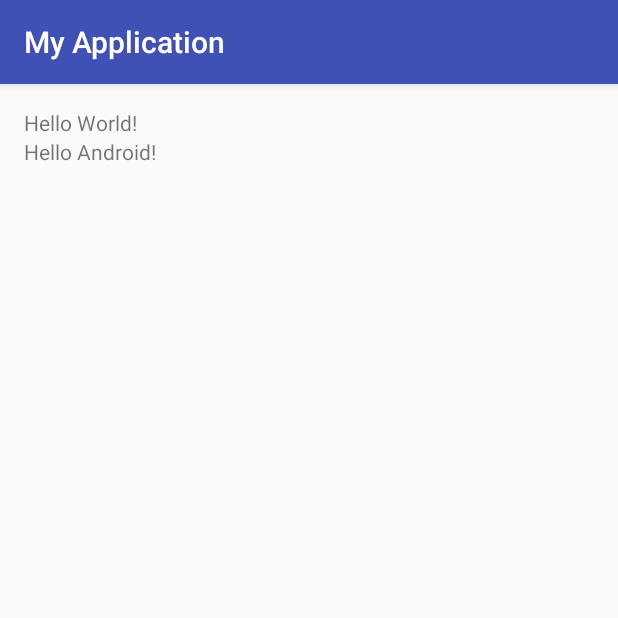
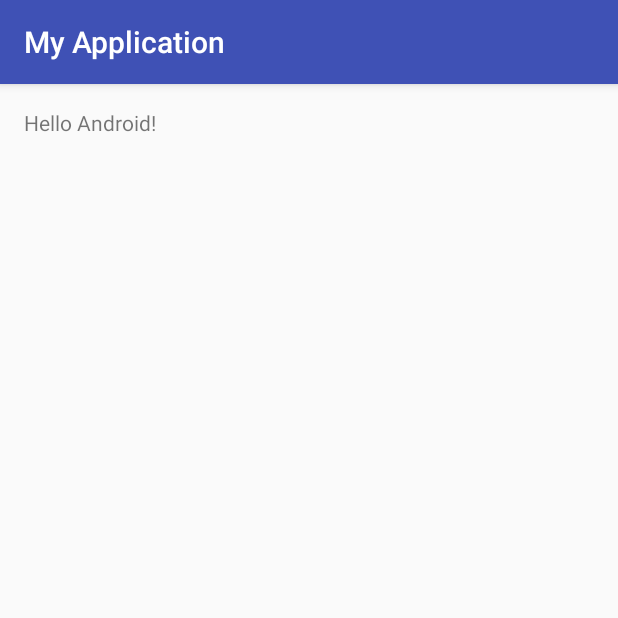
Before and after one commit to nargok/HelloAndroidApp, an Android app: the screen it shows after launch (MainActivity), on a phone screen of 412 x 824 dp, the top half of it. Run offline under Robolectric (Android 15) with nearby library versions, the phone set to English and light mode, and no system bars.

Commit message:
Hello World! のTextViewを削除。

```diff
--- a/app/src/main/res/layout/activity_main.xml
+++ b/app/src/main/res/layout/activity_main.xml
@@ -16,12 +16,6 @@
     <TextView
         android:layout_width="wrap_content"
         android:layout_height="wrap_content"
-        android:text="Hello World!"
-        layout_width="wrap_content"
-        layout_height="wrap_content" />
-    <TextView
-        android:layout_width="wrap_content"
-        android:layout_height="wrap_content"
         android:text="Hello Android!"
         layout_width="wrap_content"
         layout_height="wrap_content" />
```
